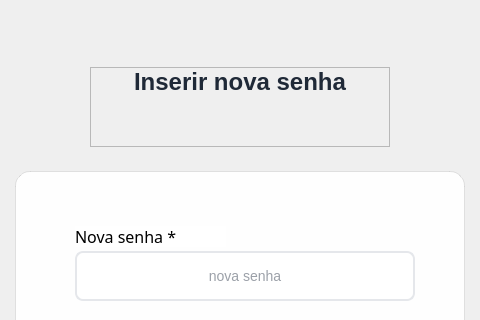
The window that Telas/tela_nova_senha.ui (victorh241/motor-max) describes before a commit, drawn with Qt 5; both pictures show x 400 to 880 and y 0 to 320 of the 1280 by 720 pixel window.
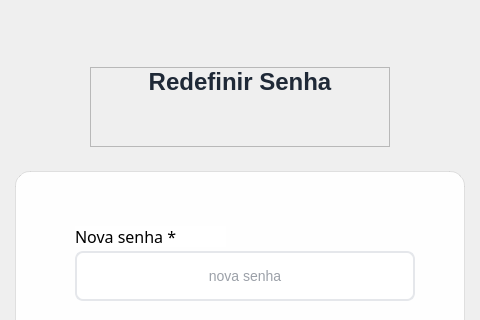
The same window after the commit.

The edit to the form file:
```diff
--- a/Telas/tela_nova_senha.ui
+++ b/Telas/tela_nova_senha.ui
@@ -63,7 +63,7 @@
        </property>
        <property name="font">
         <font>
-         <pointsize>1</pointsize>
+         <pointsize>-1</pointsize>
          <weight>75</weight>
          <bold>true</bold>
         </font>
@@ -76,7 +76,7 @@
 }</string>
        </property>
        <property name="text">
-        <string>Inserir nova senha</string>
+        <string>Redefinir Senha</string>
        </property>
        <property name="alignment">
         <set>Qt::AlignCenter</set>
```
Left out of the diff: 8 changed lines with no effect on the pictures.
